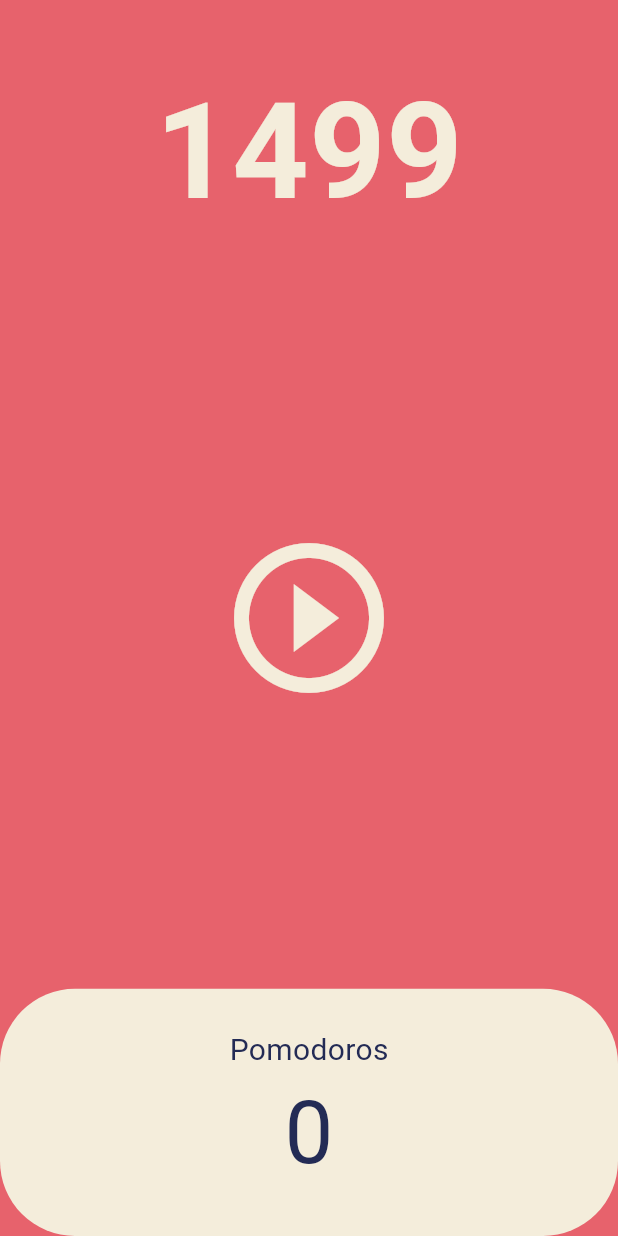
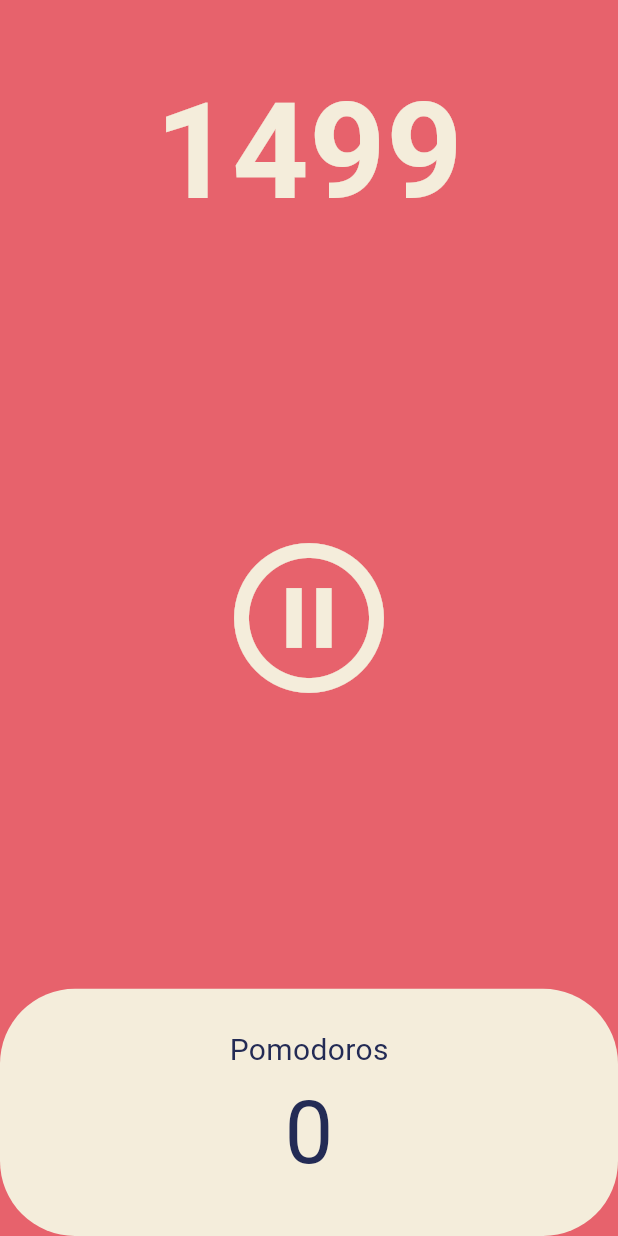
Before and after one commit to de-quei/flutter_pomodoro_prac, a Flutter app: the screen it shows after launch, after a tap on the "play circle outline" icon, on a phone screen of 412 x 824 dp. Run offline on Flutter 3.47's test engine with Material 3 defaults, Android fonts, the phone set to English and light mode, and no system bars.

Commit message:
정지버튼 구현

```diff
--- a/lib/screens/home_screen.dart
+++ b/lib/screens/home_screen.dart
@@ -11,6 +11,7 @@ class HomeScreen extends StatefulWidget {
 
 class _HomeScreenState extends State<HomeScreen> {
   int totalSeconds = 1500; // 25분을 초로 환산하면 1500초
+  bool isRunning = false; // 동작여부를 나타내는 변수
   late Timer timer; // late modifier : property를 당장 초기화 하지 않아도 됨을 의미
 
   // onTick 함수는 State를 변경함.
@@ -20,12 +21,24 @@ class _HomeScreenState extends State<HomeScreen> {
     });
   }
 
+  // 동작할때 메서드
   void onStartPressed() {
     // Timer.periodic(duration(주기), (timer) { })
     // timer 함수를 주기별로 실행함을 의미. 주기는 마음대로 지정할 수 있음.
     // 함수를 넣을 때 괄호를 넣지 않는 것을 기억하기! (타이머가 알아서 괄호의 역할을 수행해줌)
     timer = Timer.periodic(const Duration(seconds: 1), onTick);
     // Timer는 1초에 한번씩 onTick 함수를 실행.
+    setState(() {
+      isRunning = true; // 동작 여부를 true로 변경 후 State도 변경해줌.
+    });
+  }
+
+  // 동작이 멈췄을때 메서드
+  void onPausePressed() {
+    timer.cancel(); // 타이머가 멈추고
+    setState(() {
+      isRunning = false; // 동작 여부를 false로 변경 후 State도 변경해줌.
+    });
   }
 
   @override
@@ -57,8 +70,11 @@ class _HomeScreenState extends State<HomeScreen> {
               child: IconButton(
                 iconSize: 120,
                 color: Theme.of(context).cardColor,
-                onPressed: onStartPressed,
-                icon: const Icon(Icons.play_circle_outline),
+                // 삼항 연산자로 경우에 맞는 메서드를 실행.
+                onPressed: isRunning ? onPausePressed : onStartPressed,
+                icon: Icon(isRunning
+                    ? Icons.pause_circle_outline
+                    : Icons.play_circle_outline),
               ),
             ),
           ),
```
